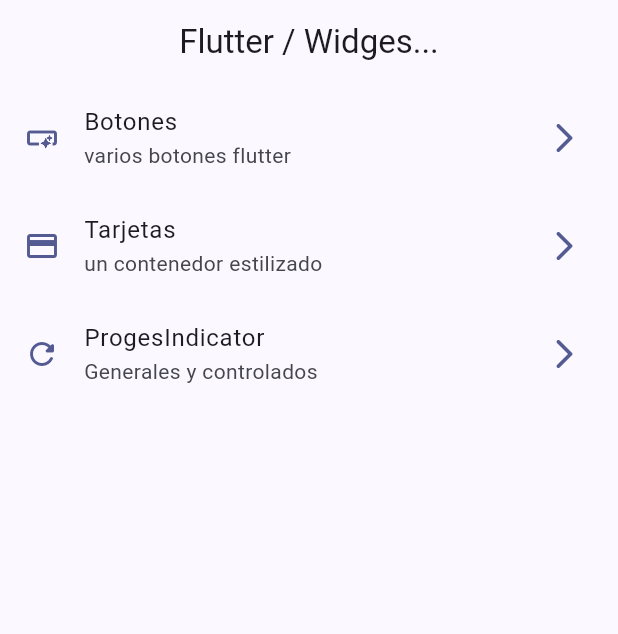
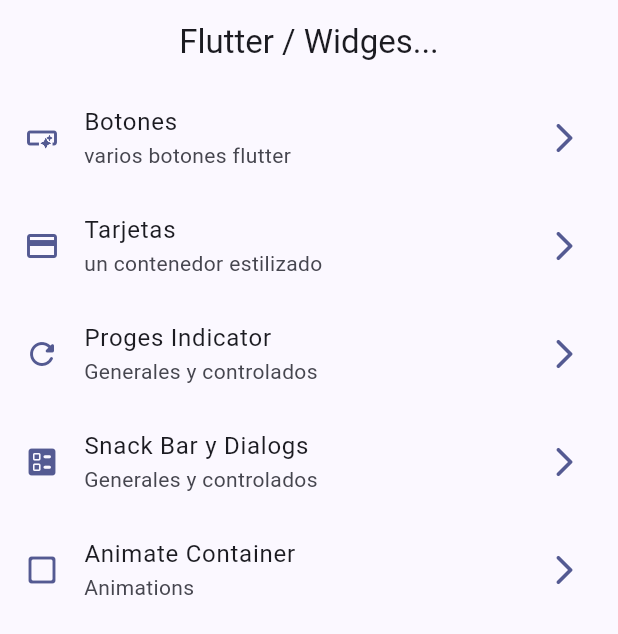
Before and after one commit to luco-hub/widgets_app, a Flutter app: the screen it shows after launch, on a phone screen of 412 x 824 dp. Shown: the top 634 px of the screen. Run offline on Flutter 3.47's test engine with Material 3 defaults, Android fonts, the phone set to English and light mode, and no system bars; our stand-ins replace go_router.

Commit message:
snackbar

```diff
--- a/lib/config/menu/menu_items.dart
+++ b/lib/config/menu/menu_items.dart
@@ -21,6 +21,8 @@ class MenuItems {
 const appMenuItems = <MenuItems>[
 MenuItems(title: 'Botones',subTitle: 'varios botones flutter',link: '/buttons',icono: Icons.smart_button_outlined),
 MenuItems(title: 'Tarjetas',subTitle: 'un contenedor estilizado',link: '/Card',icono: Icons.credit_card),
-MenuItems(title: 'ProgesIndicator',subTitle: 'Generales y controlados',link: '/progres',icono: Icons.refresh_rounded)
+MenuItems(title: 'Proges Indicator',subTitle: 'Generales y controlados',link: '/progres',icono: Icons.refresh_rounded),
+MenuItems(title: 'Snack Bar y Dialogs',subTitle: 'Generales y controlados',link: '/snack',icono: Icons.ballot_rounded),
+MenuItems(title: 'Animate Container',subTitle: 'Animations',link: '/animations',icono: Icons.check_box_outline_blank_rounded)
 
 ];
--- a/lib/main.dart
+++ b/lib/main.dart
@@ -12,6 +12,7 @@ class MainApp extends StatelessWidget {
   @override
   Widget build(BuildContext context) {
     return  MaterialApp.router(
+      title: 'Widgets App',
       routerConfig: appRouter,
       debugShowCheckedModeBanner: false,
       theme: AppTheme(selecteColor: 7).getTheme(),
```
Also changed, not shown: lib/presentation/screens/snackbar/snackbar_screen.dart (+57 -1 lines).
